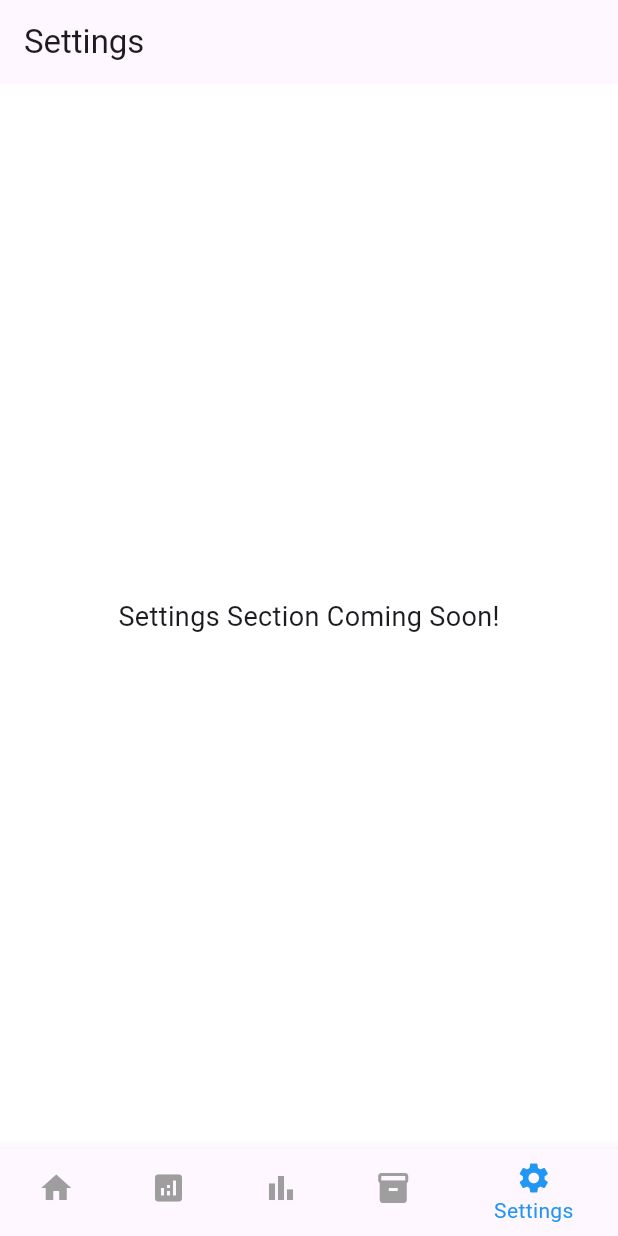
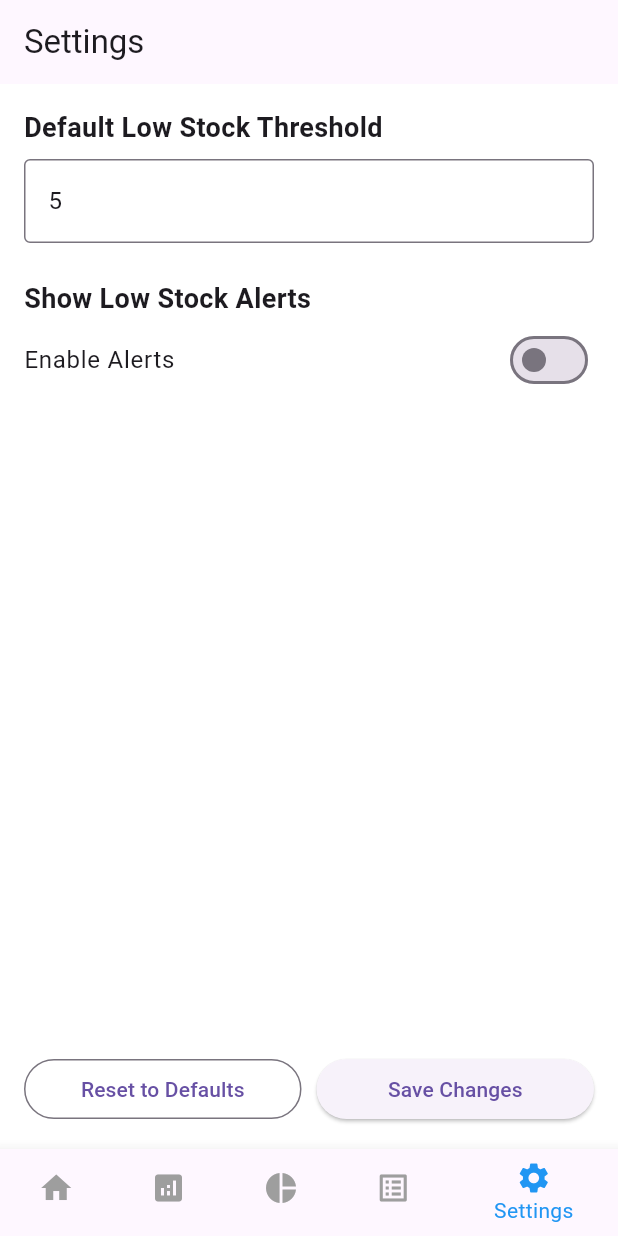
Before and after one commit to rashimeena/supplify, a Flutter app: the screen it shows once a user with an empty profile is signed in, item 5 of the bottom bar chosen, on a phone screen of 412 x 824 dp. Run offline on Flutter 3.47's test engine with Material 3 defaults, Android fonts, the light colour scheme and no system bars; our stand-ins replace cloud_firestore, firebase_auth, firebase_core, fl_chart, get; accounts and stored records are empty.

Commit message:
create setting section and stock status also

```diff
--- a/lib/screens/main_screen.dart
+++ b/lib/screens/main_screen.dart
@@ -1,6 +1,9 @@
 import 'package:flutter/material.dart';
+import 'package:supplify/screens/category_distribution_screen.dart';
 import 'package:supplify/screens/homescreen.dart';
 import 'package:supplify/screens/analytics_screen.dart';
+import 'package:supplify/screens/settings_screen.dart';
+import 'package:supplify/screens/stock_logs_screen.dart';
 
  // Make sure path is correct
 
@@ -17,9 +20,11 @@ class _MainScreenState extends State<MainScreen> {
   final List<Widget> _screens = [
     Homescreen(),
     AnalyticsScreen(),
-    PlaceholderScreen(title: 'Graph'),
-    PlaceholderScreen(title: 'Stock Status'),
-    PlaceholderScreen(title: 'Settings'),
+    CategoryDistributionScreen(),
+    // PlaceholderScreen(title: 'Graph'),
+    StockLogsScreen(),
+    // PlaceholderScreen(title: 'Stock Status'),
+     SettingsScreen(),
   ];
 
   @override
@@ -38,9 +43,12 @@ class _MainScreenState extends State<MainScreen> {
         items: const [
           BottomNavigationBarItem(icon: Icon(Icons.home), label: 'Home'),
           BottomNavigationBarItem(icon: Icon(Icons.analytics),label: 'Analytics',),
-          BottomNavigationBarItem(icon: Icon(Icons.bar_chart), label: 'Graph'),
-          BottomNavigationBarItem(icon: Icon(Icons.inventory), label: 'Stock'),
-          BottomNavigationBarItem(icon: Icon(Icons.settings), label: 'Settings'),
+           BottomNavigationBarItem(icon: Icon(Icons.pie_chart), label: 'Category'),
+          // BottomNavigationBarItem(icon: Icon(Icons.bar_chart), label: 'Graph'),
+          BottomNavigationBarItem(icon: Icon(Icons.list_alt),label: 'Logs',),
+          // BottomNavigationBarItem(icon: Icon(Icons.inventory), label: 'Stock'),
+          BottomNavigationBarItem(icon: Icon(Icons.settings),label: 'Settings',),
+
 
 
         ],
--- /dev/null
+++ b/lib/screens/settings_screen.dart
@@ -0,0 +1,125 @@
+import 'package:flutter/material.dart';
+import 'package:cloud_firestore/cloud_firestore.dart';
+import 'package:get/get.dart';
+
+class SettingsScreen extends StatefulWidget {
+  const SettingsScreen({super.key});
+
+  @override
+  State<SettingsScreen> createState() => _SettingsScreenState();
+}
+
+class _SettingsScreenState extends State<SettingsScreen> {
+  final TextEditingController _thresholdController = TextEditingController();
+  bool _showAlerts = false;
+  bool _loading = true;
+
+  final CollectionReference settingsRef = FirebaseFirestore.instance.collection('settings');
+  final String settingsDocId = 'app_config'; // customize this ID if needed
+
+  @override
+  void initState() {
+    super.initState();
+    _loadSettings();
+  }
+
+  Future<void> _loadSettings() async {
+    try {
+      final doc = await settingsRef.doc(settingsDocId).get();
+      if (doc.exists) {
+        final data = doc.data() as Map<String, dynamic>;
+        _thresholdController.text = data['lowStockThreshold'].toString();
+        _showAlerts = data['showAlerts'] ?? false;
+      } else {
+        _thresholdController.text = '5';
+        _showAlerts = false;
+      }
+    } catch (e) {
+      Get.snackbar('Error', 'Failed to load settings');
+    }
+    setState(() => _loading = false);
+  }
+
+  Future<void> _saveSettings() async {
+    try {
+      final threshold = int.tryParse(_thresholdController.text);
+      if (threshold == null || threshold < 0) {
+        Get.snackbar('Invalid Input', 'Please enter a valid positive number.');
+        return;
+      }
+      await settingsRef.doc(settingsDocId).set({
+        'lowStockThreshold': threshold,
+        'showAlerts': _showAlerts,
+      });
+      Get.snackbar('Success', 'Settings saved successfully');
+    } catch (e) {
+      Get.snackbar('Error', 'Failed to save settings');
+    }
+  }
+
+  void _resetDefaults() {
+    setState(() {
+      _thresholdController.text = '5';
+      _showAlerts = false;
+    });
+  }
+
+  @override
+  Widget build(BuildContext context) {
+    return Scaffold(
+      appBar: AppBar(title: const Text('Settings')),
+      body: _loading
+          ? const Center(child: CircularProgressIndicator())
+          : Padding(
+              padding: const EdgeInsets.all(16.0),
+              child: Column(
+                crossAxisAlignment: CrossAxisAlignment.start,
+                children: [
+                  const Text('Default Low Stock Threshold',
+                      style: TextStyle(fontSize: 18, fontWeight: FontWeight.bold)),
+                  const SizedBox(height: 8),
+                  TextField(
+                    controller: _thresholdController,
+                    keyboardType: TextInputType.number,
+                    decoration: InputDecoration(
+                      border: OutlineInputBorder(),
+                      hintText: 'Enter threshold value',
+                    ),
+                  ),
+                  const SizedBox(height: 24),
+
+                  const Text('Show Low Stock Alerts',
+                      style: TextStyle(fontSize: 18, fontWeight: FontWeight.bold)),
+                  SwitchListTile(
+                    contentPadding: EdgeInsets.zero,
+                    title: const Text('Enable Alerts'),
+                    value: _showAlerts,
+                    onChanged: (val) {
+                      setState(() => _showAlerts = val);
+                    },
+                  ),
+
+                  const Spacer(),
+                  Row(
+                    children: [
+                      Expanded(
+                        child: OutlinedButton(
+                          onPressed: _resetDefaults,
+                          child: const Text('Reset to Defaults'),
+                        ),
+                      ),
+                      const SizedBox(width: 10),
+                      Expanded(
+                        child: ElevatedButton(
+                          onPressed: _saveSettings,
+                          child: const Text('Save Changes'),
+                        ),
+                      ),
+                    ],
+                  )
+                ],
+              ),
+            ),
+    );
+  }
+}
```
Also changed, not shown: lib/screens/category_distribution_screen.dart (added, +146 -0 lines), lib/screens/stock_logs_screen.dart (added, +48 -0 lines), lib/firebase_options.dart.
